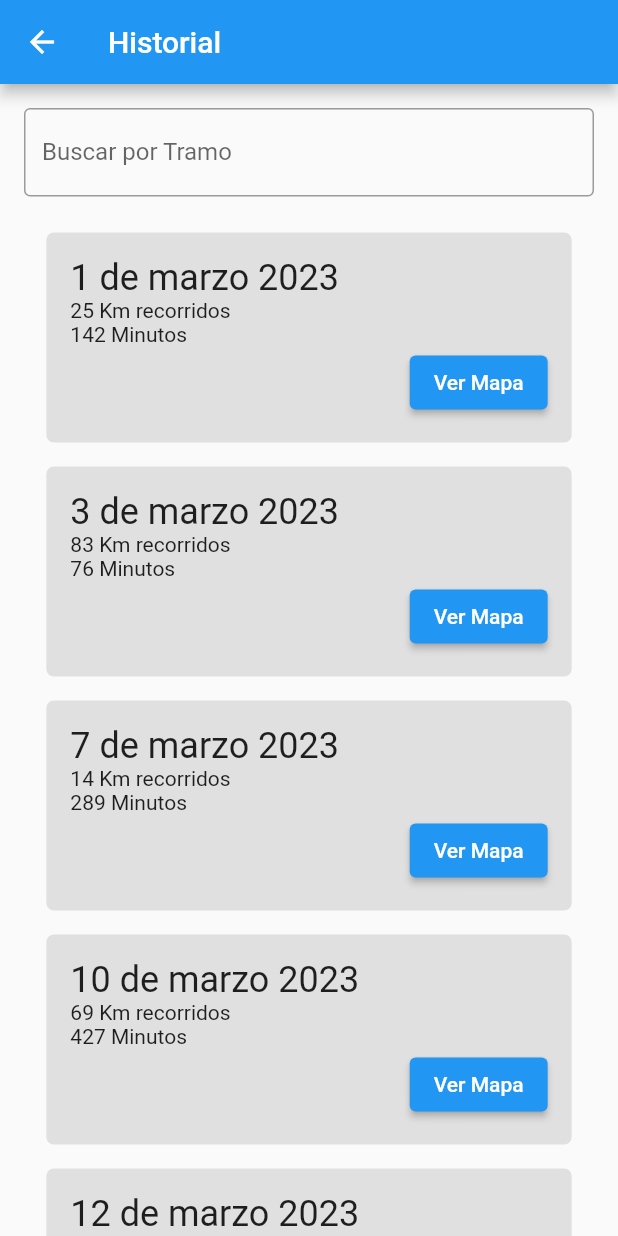
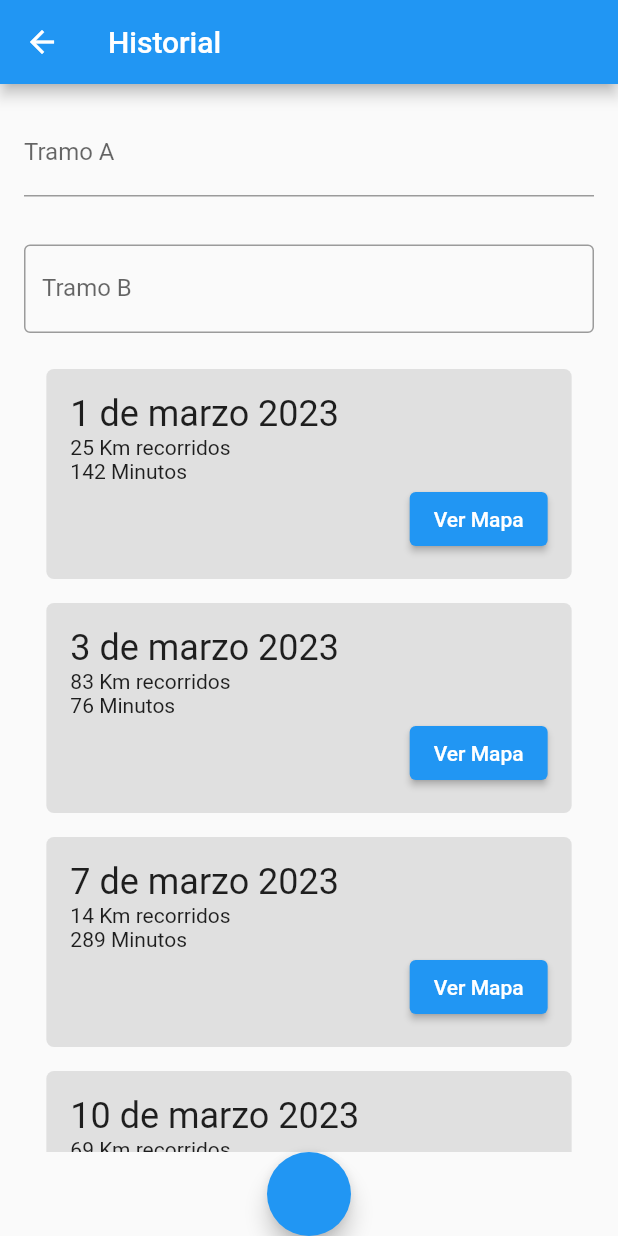
Before and after one commit to barcasnerd/Proyecto1_ProgramacionMovil, a Flutter app: the HistoryScreen screen opened by its route, on a phone screen of 412 x 824 dp. Run offline on Flutter 3.47's test engine with Material 2 defaults, Android fonts, the light colour scheme and no system bars; our stand-ins replace get.

Commit message:
Obx added

```diff
--- a/lib/main.dart
+++ b/lib/main.dart
@@ -1,8 +1,12 @@
+import 'package:exercise_tracker/controllers/historyController.dart';
 import 'package:exercise_tracker/ui/pages/app.dart';
 import 'package:flutter/material.dart';
+import 'package:get/get.dart';
+import 'package:get/get_core/src/get_main.dart';
 
 void main() {
   // TODO: Put the injection of the controller
+  Get.lazyPut<historyController>(() => historyController());
   // TODO: Add the main app widget page
   runApp(App());
 }
--- a/lib/ui/pages/history-screen.dart
+++ b/lib/ui/pages/history-screen.dart
@@ -13,18 +13,33 @@ class HistoryScreen extends StatelessWidget {
       ),
       body: Column(
         children: [
+          Row(
+            children: [
+
+            ],
+          ),
           Container(
             padding: EdgeInsets.all(8),
             margin: EdgeInsets.all(8),
             child: TextField(
               decoration: InputDecoration(
-                labelText: 'Buscar por Tramo',
+                labelText: 'Tramo A',
+                //border: OutlineInputBorder(),
+              ),
+            ),
+          ),
+          Container(
+            padding: EdgeInsets.all(8),
+            margin: EdgeInsets.all(8),
+            child: TextField(
+              decoration: InputDecoration(
+                labelText: 'Tramo B',
                 border: OutlineInputBorder(),
               ),
             ),
           ),
           Expanded(
-            child: ListView.builder(
+            child: Obx(() => ListView.builder(
               itemCount: myController.items.length,
               itemBuilder: (context, index) {
                 return Center(
@@ -68,6 +83,8 @@ class HistoryScreen extends StatelessWidget {
               },
             ),
           ),
+          ),
+          FloatingActionButton(onPressed: () => {myController.editarItem()})
         ],
       ),
     );
```
Also changed, not shown: lib/controllers/historyController.dart (+21 -1 lines).
